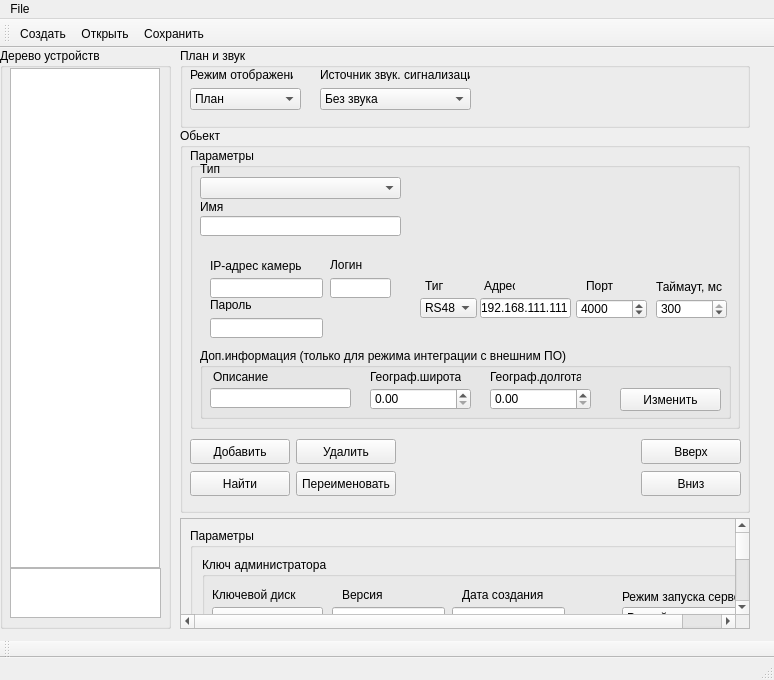
This is m_cfg/MainWindowCFG.ui in xXRadioHeadXx/start7 as Qt 5 draws it before an edit. The edited form follows.
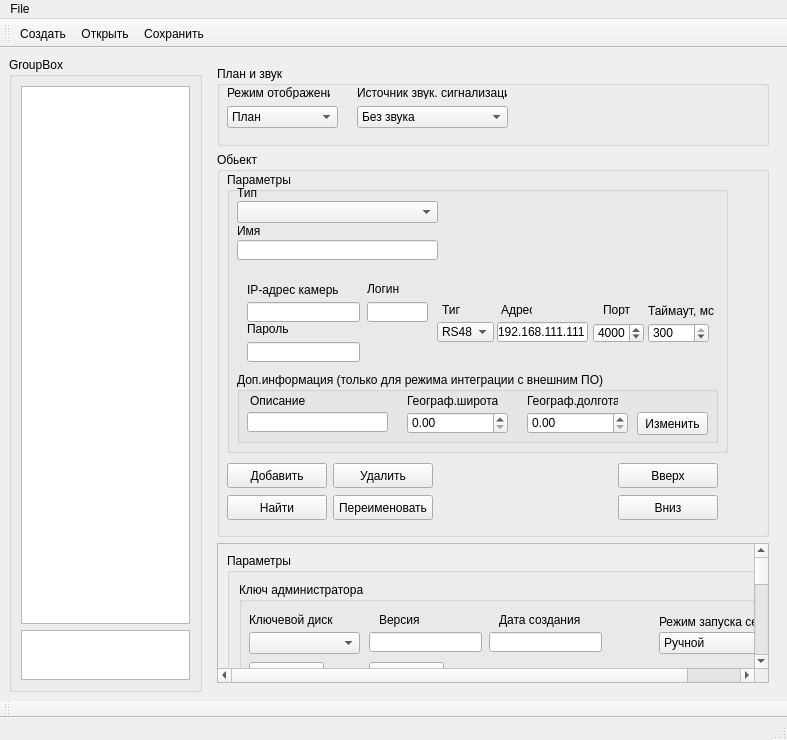
This is the edited form. Icons and pictures are not drawn.

Diff of the .ui file:
```diff
--- a/m_cfg/MainWindowCFG.ui
+++ b/m_cfg/MainWindowCFG.ui
@@ -6,14 +6,20 @@
    <rect>
     <x>0</x>
     <y>0</y>
-    <width>774</width>
-    <height>680</height>
+    <width>787</width>
+    <height>740</height>
    </rect>
   </property>
+  <property name="sizePolicy">
+   <sizepolicy hsizetype="Minimum" vsizetype="Minimum">
+    <horstretch>0</horstretch>
+    <verstretch>0</verstretch>
+   </sizepolicy>
+  </property>
   <property name="minimumSize">
    <size>
     <width>256</width>
-    <height>0</height>
+    <height>561</height>
    </size>
   </property>
   <property name="windowTitle">
@@ -32,30 +38,128 @@
    <bool>false</bool>
   </property>
   <widget class="QWidget" name="centralwidget">
+   <property name="sizePolicy">
+    <sizepolicy hsizetype="Minimum" vsizetype="Minimum">
+     <horstretch>0</horstretch>
+     <verstretch>0</verstretch>
+    </sizepolicy>
+   </property>
+   <property name="minimumSize">
+    <size>
+     <width>550</width>
+     <height>561</height>
+    </size>
+   </property>
+   <layout class="QGridLayout" name="gridLayout_3">
+    <item row="0" column="0">
+     <widget class="QGroupBox" name="groupBox_12">
+      <property name="sizePolicy">
+       <sizepolicy hsizetype="Expanding" vsizetype="Preferred">
+        <horstretch>0</horstretch>
+        <verstretch>0</verstretch>
+       </sizepolicy>
+      </property>
+      <property name="minimumSize">
+       <size>
+        <width>10</width>
+        <height>0</height>
+       </size>
+      </property>
+      <property name="title">
+       <string>GroupBox</string>
+      </property>
+      <layout class="QVBoxLayout" name="verticalLayout_5">
+       <item>
+        <widget class="QTreeView" name="treeView">
+         <property name="sizePolicy">
+          <sizepolicy hsizetype="Expanding" vsizetype="Minimum">
+           <horstretch>0</horstretch>
+           <verstretch>0</verstretch>
+          </sizepolicy>
+         </property>
+         <property name="minimumSize">
+          <size>
+           <width>10</width>
+           <height>500</height>
+          </size>
+         </property>
+         <property name="maximumSize">
+          <size>
+           <width>16777215</width>
+           <height>16777215</height>
+          </size>
+         </property>
+        </widget>
+       </item>
+       <item>
+        <widget class="QTextEdit" name="textEdit">
+         <property name="sizePolicy">
+          <sizepolicy hsizetype="Expanding" vsizetype="Fixed">
+           <horstretch>0</horstretch>
+           <verstretch>0</verstretch>
+          </sizepolicy>
+         </property>
+         <property name="minimumSize">
+          <size>
+           <width>10</width>
+           <height>50</height>
+          </size>
+         </property>
+         <property name="maximumSize">
+          <size>
+           <width>16777215</width>
+           <height>50</height>
+          </size>
+         </property>
+         <property name="sizeIncrement">
+          <size>
+           <width>256</width>
+           <height>91</height>
+          </size>
+         </property>
+        </widget>
+       </item>
+      </layout>
+     </widget>
+    </item>
+    <item row="0" column="1">
+     <widget class="QWidget" name="" native="true">
+      <property name="sizePolicy">
+       <sizepolicy hsizetype="Expanding" vsizetype="Minimum">
+        <horstretch>0</horstretch>
+        <verstretch>0</verstretch>
+       </sizepolicy>
+      </property>
+      <property name="minimumSize">
+       <size>
+        <width>570</width>
+        <height>561</height>
+       </size>
+      </property>
+      <property name="maximumSize">
+       <size>
+        <width>650</width>
+        <height>16777215</height>
+       </size>
+      </property>
+      <layout class="QVBoxLayout" name="verticalLayout_2">
+       <item>
    <widget class="QGroupBox" name="groupBox">
-    <property name="geometry">
-     <rect>
-      <x>180</x>
-      <y>0</y>
-      <width>570</width>
-      <height>80</height>
-     </rect>
-    </property>
     <property name="sizePolicy">
-     <sizepolicy hsizetype="Fixed" vsizetype="Fixed">
+          <sizepolicy hsizetype="Expanding" vsizetype="Fixed">
       <horstretch>0</horstretch>
       <verstretch>0</verstretch>
      </sizepolicy>
     </property>
     <property name="minimumSize">
      <size>
-      <width>570</width>
+           <width>500</width>
       <height>80</height>
      </size>
     </property>
     <property name="maximumSize">
      <size>
-      <width>570</width>
+           <width>640</width>
       <height>80</height>
      </size>
     </property>
@@ -187,30 +291,24 @@
      </item>
     </widget>
    </widget>
+       </item>
+       <item>
    <widget class="QGroupBox" name="groupBox_2">
-    <property name="geometry">
-     <rect>
-      <x>180</x>
-      <y>80</y>
-      <width>570</width>
-      <height>385</height>
-     </rect>
-    </property>
     <property name="sizePolicy">
-     <sizepolicy hsizetype="Fixed" vsizetype="Fixed">
+          <sizepolicy hsizetype="Expanding" vsizetype="Fixed">
       <horstretch>0</horstretch>
       <verstretch>0</verstretch>
      </sizepolicy>
     </property>
     <property name="minimumSize">
      <size>
-      <width>570</width>
+           <width>520</width>
       <height>385</height>
      </size>
     </property>
     <property name="maximumSize">
      <size>
-      <width>570</width>
+           <width>640</width>
       <height>385</height>
      </size>
     </property>
@@ -222,19 +320,19 @@
       <rect>
        <x>10</x>
        <y>20</y>
-       <width>550</width>
+            <width>501</width>
        <height>281</height>
       </rect>
      </property>
      <property name="minimumSize">
       <size>
-       <width>550</width>
+            <width>500</width>
        <height>0</height>
       </size>
      </property>
      <property name="maximumSize">
       <size>
-       <width>550</width>
+            <width>570</width>
        <height>16777215</height>
       </size>
      </property>
@@ -1221,7 +1319,7 @@
        <rect>
         <x>10</x>
         <y>200</y>
-        <width>531</width>
+             <width>481</width>
         <height>71</height>
        </rect>
       </property>
@@ -1300,9 +1398,9 @@
       <widget class="QPushButton" name="pushButton_5">
        <property name="geometry">
         <rect>
-         <x>420</x>
+              <x>400</x>
          <y>40</y>
-         <width>101</width>
+              <width>71</width>
          <height>23</height>
         </rect>
        </property>
@@ -1314,21 +1412,21 @@
      <widget class="QWidget" name="UDP_RS485_Widget" native="true">
       <property name="geometry">
        <rect>
-        <x>230</x>
+             <x>210</x>
         <y>120</y>
-        <width>311</width>
+             <width>280</width>
         <height>71</height>
        </rect>
       </property>
       <property name="minimumSize">
        <size>
-        <width>311</width>
+             <width>280</width>
         <height>71</height>
        </size>
       </property>
       <property name="maximumSize">
        <size>
-        <width>311</width>
+             <width>280</width>
         <height>71</height>
        </size>
       </property>
@@ -1337,7 +1435,7 @@
         <rect>
          <x>156</x>
          <y>1</y>
-         <width>154</width>
+              <width>121</width>
          <height>61</height>
         </rect>
        </property>
@@ -1361,7 +1459,7 @@
         <widget class="QLabel" name="label_81">
          <property name="geometry">
           <rect>
-           <x>80</x>
+                <x>55</x>
            <y>10</y>
            <width>71</width>
            <height>16</height>
@@ -1376,7 +1474,7 @@
           <rect>
            <x>0</x>
            <y>30</y>
-           <width>71</width>
+                <width>51</width>
            <height>20</height>
           </rect>
          </property>
@@ -1393,9 +1491,9 @@
         <widget class="QDoubleSpinBox" name="timeout_doubleSpinBox">
          <property name="geometry">
           <rect>
-           <x>80</x>
+                <x>55</x>
            <y>30</y>
-           <width>71</width>
+                <width>61</width>
            <height>20</height>
           </rect>
          </property>
@@ -1526,7 +1624,7 @@
       <rect>
        <x>10</x>
        <y>310</y>
-       <width>551</width>
+            <width>491</width>
        <height>61</height>
       </rect>
      </property>
@@ -1710,30 +1808,24 @@
      </layout>
     </widget>
    </widget>
+       </item>
+       <item>
    <widget class="QScrollArea" name="scrollArea">
-    <property name="geometry">
-     <rect>
-      <x>180</x>
-      <y>470</y>
-      <width>570</width>
-      <height>111</height>
-     </rect>
-    </property>
     <property name="sizePolicy">
-     <sizepolicy hsizetype="Fixed" vsizetype="Preferred">
+          <sizepolicy hsizetype="Expanding" vsizetype="Minimum">
       <horstretch>0</horstretch>
       <verstretch>0</verstretch>
      </sizepolicy>
     </property>
     <property name="minimumSize">
      <size>
-      <width>570</width>
-      <height>0</height>
+           <width>500</width>
+           <height>50</height>
      </size>
     </property>
     <property name="maximumSize">
      <size>
-      <width>570</width>
+           <width>640</width>
       <height>16777215</height>
      </size>
     </property>
@@ -1743,8 +1835,8 @@
     <widget class="QWidget" name="scrollAreaWidgetContents_2">
      <property name="geometry">
       <rect>
-       <x>-20</x>
-       <y>-345</y>
+            <x>0</x>
+            <y>0</y>
        <width>598</width>
        <height>1018</height>
       </rect>
@@ -2808,107 +2900,18 @@
      </layout>
     </widget>
    </widget>
-   <widget class="QSplitter" name="splitter">
-    <property name="geometry">
-     <rect>
-      <x>6</x>
-      <y>878</y>
-      <width>16</width>
-      <height>16</height>
-     </rect>
-    </property>
-    <property name="sizePolicy">
-     <sizepolicy hsizetype="Preferred" vsizetype="Fixed">
-      <horstretch>0</horstretch>
-      <verstretch>0</verstretch>
-     </sizepolicy>
-    </property>
-    <property name="orientation">
-     <enum>Qt::Horizontal</enum>
-    </property>
-   </widget>
-   <widget class="QGroupBox" name="groupBox_12">
-    <property name="geometry">
-     <rect>
-      <x>0</x>
-      <y>0</y>
-      <width>171</width>
-      <height>581</height>
-     </rect>
-    </property>
-    <property name="title">
-     <string>Дерево устройств</string>
-    </property>
-    <widget class="QTextEdit" name="textEdit">
-     <property name="geometry">
-      <rect>
-       <x>10</x>
-       <y>520</y>
-       <width>151</width>
-       <height>50</height>
-      </rect>
-     </property>
-     <property name="sizePolicy">
-      <sizepolicy hsizetype="Minimum" vsizetype="Fixed">
-       <horstretch>0</horstretch>
-       <verstretch>0</verstretch>
-      </sizepolicy>
-     </property>
-     <property name="minimumSize">
-      <size>
-       <width>100</width>
-       <height>50</height>
-      </size>
-     </property>
-     <property name="maximumSize">
-      <size>
-       <width>16777215</width>
-       <height>50</height>
-      </size>
-     </property>
-     <property name="sizeIncrement">
-      <size>
-       <width>256</width>
-       <height>91</height>
-      </size>
-     </property>
-    </widget>
-    <widget class="QTreeView" name="treeView">
-     <property name="geometry">
-      <rect>
-       <x>10</x>
-       <y>20</y>
-       <width>150</width>
-       <height>500</height>
-      </rect>
-     </property>
-     <property name="sizePolicy">
-      <sizepolicy hsizetype="Minimum" vsizetype="Minimum">
-       <horstretch>0</horstretch>
-       <verstretch>0</verstretch>
-      </sizepolicy>
-     </property>
-     <property name="minimumSize">
-      <size>
-       <width>100</width>
-       <height>500</height>
-      </size>
-     </property>
-     <property name="maximumSize">
-      <size>
-       <width>16777215</width>
-       <height>500</height>
-      </size>
-     </property>
-    </widget>
-   </widget>
+       </item>
+      </layout>
+     </widget>
+    </item>
+   </layout>
   </widget>
   <widget class="QMenuBar" name="menubar">
    <property name="geometry">
     <rect>
      <x>0</x>
      <y>0</y>
-     <width>774</width>
+     <width>787</width>
      <height>21</height>
     </rect>
    </property>
```
Lines whose indentation alone changed are shown as unchanged.
